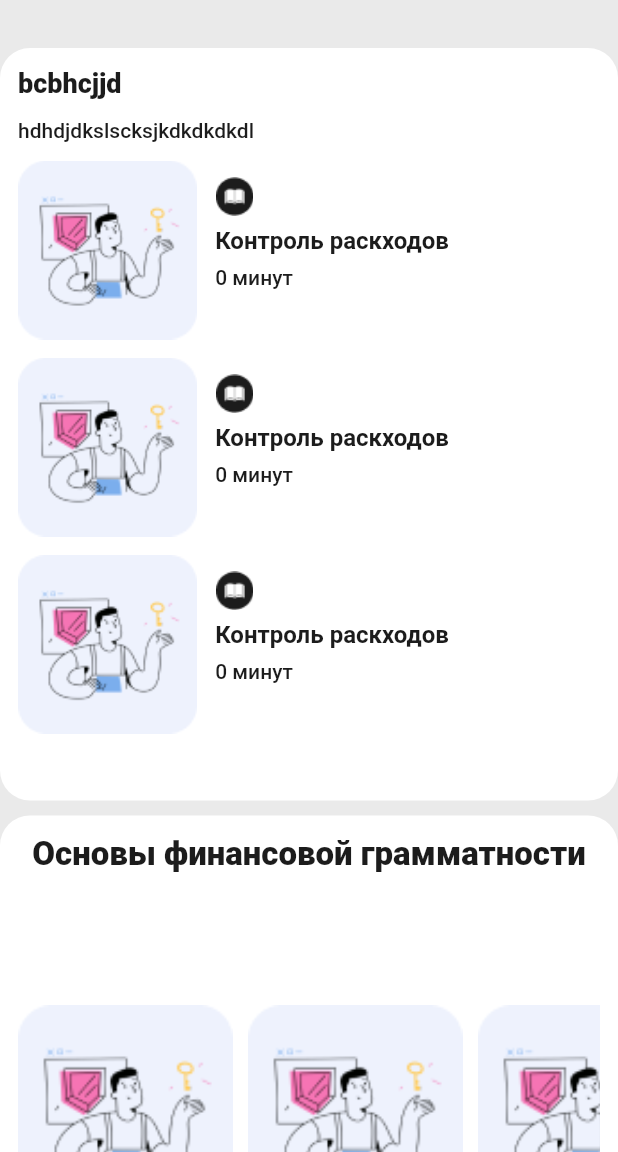
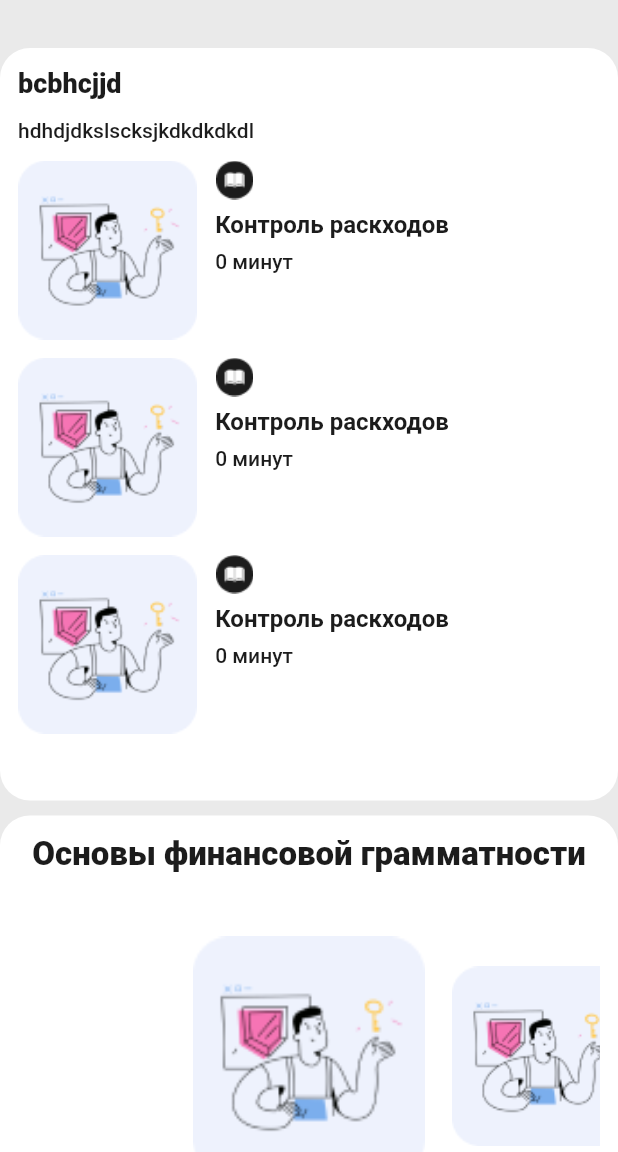
Before and after one commit to Kirrilll/kids_finance, a Flutter app: the CoursesPage screen opened by its route, on a phone screen of 412 x 824 dp, the part 84-1236 px from its top. Run offline on Flutter 3.47's test engine with Material 3 defaults, Android fonts, the phone set to English and light mode, and no system bars; our stand-ins replace flutter_riverpod, flutter_screenutil, flutter_svg, fpdart, freezed_annotation, get_it and 5 more; accounts and stored records are empty; generated files the repository leaves out were written again; Roboto replaces fonts that are missing (Manrope); project files that could hold a hidden picture were left out.

```diff
--- a/lib/features/courses/presentation/widgets/animated_course_card.dart
+++ b/lib/features/courses/presentation/widgets/animated_course_card.dart
@@ -1,51 +1,65 @@
+import 'package:flutter/cupertino.dart';
 import 'package:flutter/material.dart';
+import 'package:flutter/widgets.dart';
 import 'package:kids_finance/features/courses/domain/entity/course.dart';
 import 'package:flutter_screenutil/flutter_screenutil.dart';
 import '../../domain/entity/e_course_passing_type.dart';
 import 'package:kids_finance/features/courses/presentation/widgets/course_info.dart';
 
-class AnimatedCourseCard extends StatelessWidget {
+
+/*
+* progress is between 0 and 1
+* */
+class AnimatedCourseCard  extends StatelessWidget {
   final String logo;
   final String title;
   final String subTitle;
   final List<ECoursePassingType> passingTypes;
-  final bool isFocused;
+  final double progress;
+
 
   const AnimatedCourseCard({super.key,
     required this.logo,
     required this.title,
     required this.subTitle,
     required this.passingTypes,
-    this.isFocused = false
-  });
+    this.progress = 0
+  }): assert(progress >= 0 && progress <= 1);
 
-  factory AnimatedCourseCard.fromCourse(Course course) => AnimatedCourseCard(
+  factory AnimatedCourseCard.fromCourse(Course course, {double progress = 0}) => AnimatedCourseCard(
       logo: course.logo,
       title: course.header,
       subTitle: course.description,
-      passingTypes: const [ECoursePassingType.read]
+      passingTypes: const [ECoursePassingType.read],
+      progress: progress,
   );
 
   @override
   Widget build(BuildContext context) {
-    return AnimatedContainer(
-      duration: const Duration(milliseconds: 200),
-      child: Column(
-        mainAxisAlignment: MainAxisAlignment.center,
-        crossAxisAlignment: CrossAxisAlignment.center,
-        children: [
-          SizedBox(
-            width: 120.h,
-            height: 120.h,
+    return Column(
+      mainAxisAlignment: MainAxisAlignment.center,
+      crossAxisAlignment: CrossAxisAlignment.center,
+      children: [
+        AnimatedSize(
+          duration: const Duration(milliseconds: 50),
+          curve:  Curves.ease,
+          clipBehavior: Clip.none,
+          child: SizedBox.square(
+            dimension: 120 + progress * 40,
             child: Image.asset(
               logo,
               fit: BoxFit.fill,
             ),
           ),
-          SizedBox(height: 12.h),
-          if(isFocused) CourseInfo(title: title, subTitle: subTitle, passingTypes: passingTypes, center: true,)
-        ],
-      ),
+        ),
+        SizedBox(height: 12.h),
+        AnimatedOpacity(
+            opacity: progress,
+            duration: const Duration(milliseconds: 50),
+            curve: Curves.ease,
+            child: CourseInfo(title: title, subTitle: subTitle, passingTypes: passingTypes, center: true,),
+        ) ,
+      ],
     );
   }
 }
--- a/lib/features/courses/presentation/widgets/course_info.dart
+++ b/lib/features/courses/presentation/widgets/course_info.dart
@@ -19,7 +19,6 @@ class CourseInfo extends StatelessWidget {
           ? CrossAxisAlignment.center
           : CrossAxisAlignment.start,
       children: [
-        const SizedBox(height: 11),
         Row(
           mainAxisAlignment: MainAxisAlignment.start,
           mainAxisSize: MainAxisSize.min,
--- a/lib/features/courses/presentation/widgets/courses_block_horizontal.dart
+++ b/lib/features/courses/presentation/widgets/courses_block_horizontal.dart
@@ -7,7 +7,7 @@ import 'package:kids_finance/features/courses/presentation/widgets/animated_cour
 
 import '../../domain/entity/course.dart';
 
-class CoursesBlockHorizontal extends StatelessWidget {
+class CoursesBlockHorizontal extends StatefulWidget {
 
   final List<Course> courses;
   final String blockTitle;
@@ -23,6 +23,29 @@ class CoursesBlockHorizontal extends StatelessWidget {
   factory CoursesBlockHorizontal.loading() => const CoursesBlockHorizontal(courses: [], blockTitle: '', isLoading: true);
 
   @override
+  State<CoursesBlockHorizontal> createState() => _CoursesBlockHorizontalState();
+}
+
+class _CoursesBlockHorizontalState extends State<CoursesBlockHorizontal> {
+
+  late final  _lessonsController = PageController(viewportFraction: 0.4);
+  double currProgress = 0;
+
+  @override
+  void initState() {
+    _lessonsController.addListener(() {
+      setState(() => currProgress = _lessonsController.page ?? 0);
+    });
+    super.initState();
+  }
+
+  @override
+  void dispose() {
+    _lessonsController.dispose();
+    super.dispose();
+  }
+
+  @override
   Widget build(BuildContext context) {
     return Container(
       decoration:  BoxDecoration(
@@ -34,15 +57,16 @@ class CoursesBlockHorizontal extends StatelessWidget {
       child: Column(
         mainAxisSize: MainAxisSize.min,
         children: [
-          FittedBox(child: Text(blockTitle, style: Theme.of(context).textTheme.headlineLarge, textAlign: TextAlign.center)),
+          FittedBox(child: Text(widget.blockTitle, style: Theme.of(context).textTheme.headlineLarge, textAlign: TextAlign.center)),
           const SizedBox(height: 12),
           Expanded(
-            child: ListView.separated(
-              scrollDirection: Axis.horizontal,
-              itemBuilder: (_, int index) => AnimatedCourseCard.fromCourse(courses[index]),
-              separatorBuilder: (BuildContext context, int index) => const SizedBox(width: 10),
-              itemCount: courses.length,
-              // : courseCards,
+            child: PageView.builder(
+                itemCount: widget.courses.length,
+                controller: _lessonsController,
+                itemBuilder: (_, index) => AnimatedCourseCard.fromCourse(
+                  widget.courses[index],
+                  progress: 1 - (index - currProgress).abs().clamp(0, 1),
+                )
             ),
           ),
         ],
```
